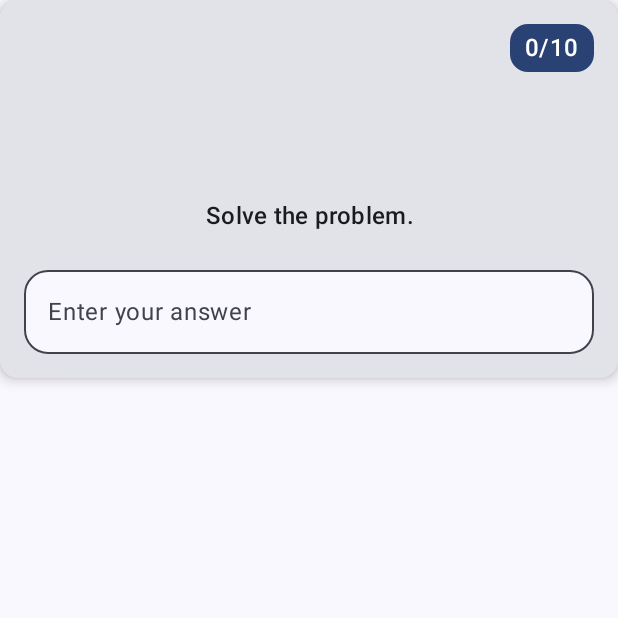
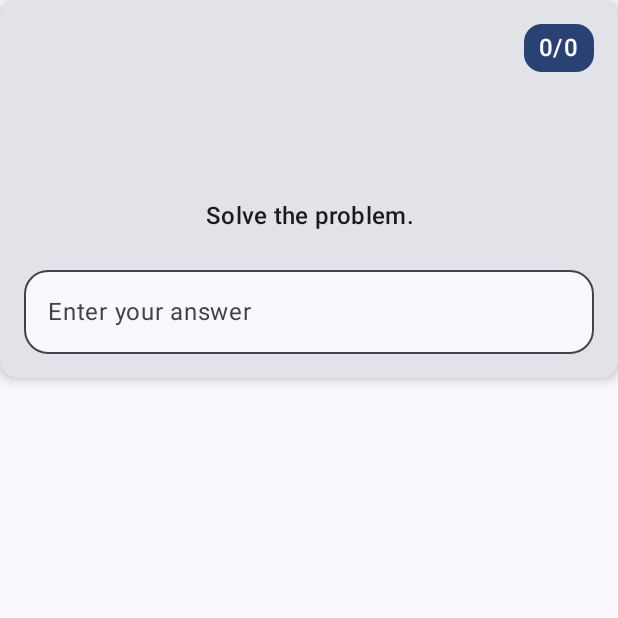
Before and after one commit to tetervak/MathTrainer-Android, an Android app built with Jetpack Compose: the composable GameLayout called with empty values, on a phone screen of 412 x 824 dp, the top half of it. Run offline under Robolectric (Android 15) with nearby library versions, the phone set to English and light mode, and no system bars.

Commit message:
cleaned the number of problems logic

```diff
--- a/app/src/main/java/ca/tetervak/mathtrainer/ui/AppRootScreen.kt
+++ b/app/src/main/java/ca/tetervak/mathtrainer/ui/AppRootScreen.kt
@@ -104,6 +104,7 @@ fun AppRootScreen(gameViewModel: GameViewModel = viewModel()) {
             GameLayout(
                 onUserAnswerChanged = gameViewModel::updateAnswerInput,
                 problemCount = gameUiState.problemCount,
+                numberOfProblems = gameViewModel.numberOfProblems,
                 userAnswer = gameViewModel.answerInput,
                 onKeyboardDone = gameViewModel::onSubmit,
                 currentProblemText = gameUiState.problem.text,
@@ -175,6 +176,7 @@ fun GameStatus(score: Int, modifier: Modifier = Modifier) {
 fun GameLayout(
     currentProblemText: String,
     problemCount: Int,
+    numberOfProblems: Int,
     isWrongAnswer: Boolean,
     userAnswer: String,
     onUserAnswerChanged: (String) -> Unit,
@@ -198,7 +200,7 @@ fun GameLayout(
                     .background(colorScheme.surfaceTint)
                     .padding(horizontal = 10.dp, vertical = 4.dp)
                     .align(alignment = Alignment.End),
-                text = stringResource(R.string.problem_count, problemCount),
+                text = stringResource(R.string.problem_count, problemCount, numberOfProblems),
                 style = typography.titleMedium,
                 color = colorScheme.onPrimary
             )
--- a/app/src/main/res/values/strings.xml
+++ b/app/src/main/res/values/strings.xml
@@ -5,7 +5,7 @@
     <string name="skip">Skip</string>
     <string name="submit">Submit</string>
     <string name="score">Score: %d</string>
-    <string name="problem_count">%d/10</string>
+    <string name="problem_count">%d/%d</string>
     <string name="enter_your_answer">Enter your answer</string>
     <string name="congratulations">Congratulations!</string>
     <string name="you_scored">"You scored: %d"</string>
```
Also changed, not shown: app/src/main/java/ca/tetervak/mathtrainer/ui/GameViewModel.kt (+4 -6 lines).
